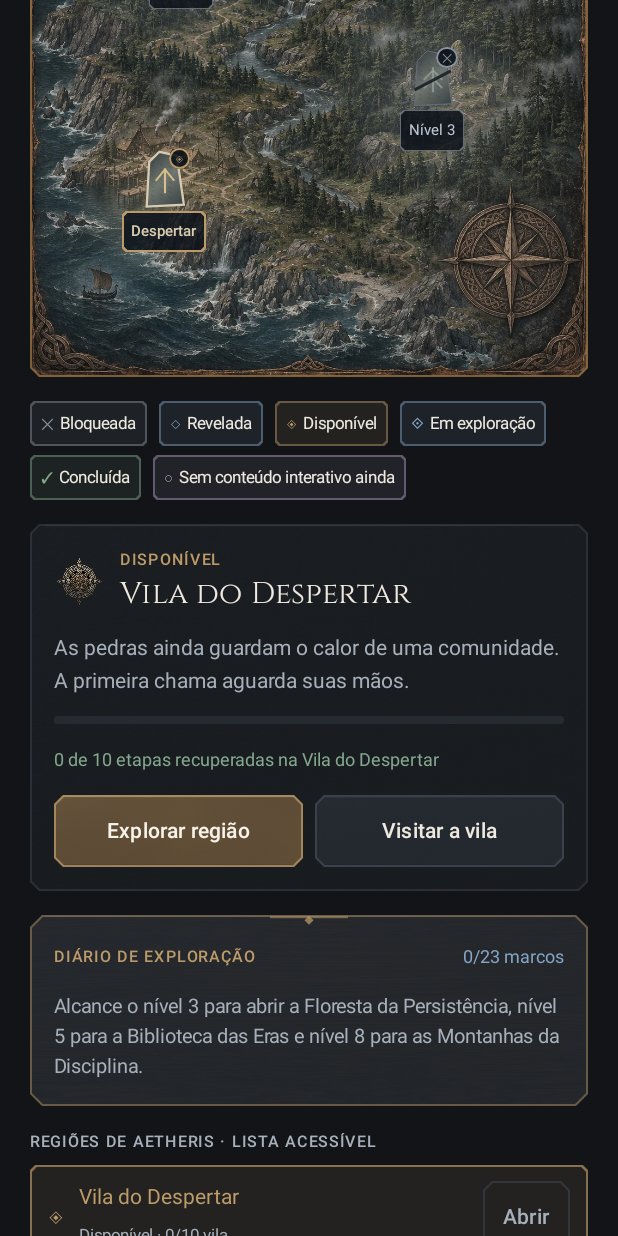
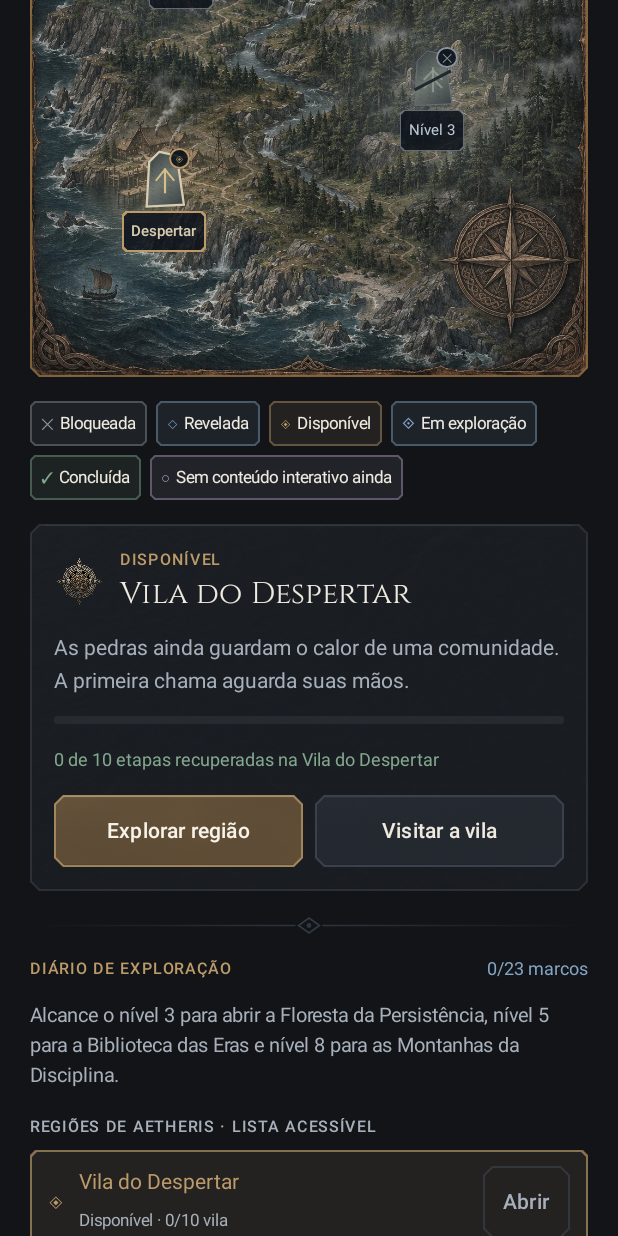
Before and after one commit to cmasterzin-art/ascend, an Android app built with Jetpack Compose: the composable WorldScreen shown on its own in the app's theme, scrolled down 576 dp, on a phone screen of 412 x 824 dp. Run offline under Robolectric (Android 15) with nearby library versions, the phone set to English and light mode, and no system bars; our stand-ins replace Room's generated code.

Commit message:
feat(1.7.5.9): reforge Mimir Library, Flashcards, Atlas, Forge, Arsenal, Runic Codex, and Onboarding to NORTHBORN 4.0 [skip ci]

```diff
--- a/app/src/main/java/br/com/ascend/aetheris/WorldScreen.kt
+++ b/app/src/main/java/br/com/ascend/aetheris/WorldScreen.kt
@@ -10,6 +10,7 @@ import androidx.lifecycle.compose.collectAsStateWithLifecycle
 import androidx.compose.runtime.*
 import androidx.compose.runtime.saveable.rememberSaveable
 import androidx.compose.ui.*
+import androidx.compose.ui.draw.clip
 import androidx.compose.ui.geometry.*
 import androidx.compose.ui.graphics.*
 import androidx.compose.ui.platform.testTag
@@ -32,23 +33,25 @@ import androidx.compose.ui.unit.*
                 Text("$rev de ${regions.size} ${if(rev==1)"região revelada" else "regiões reveladas"}",color=Blue,fontSize=12.sp)
                 AetherisMap(s,region,{region=it})
                 // 6-state visual legend
+                val nbW = LocalNorthborn.current
                 FlowRow(
                     Modifier.fillMaxWidth().testTag("atlas_legend"),
-                    horizontalArrangement=Arrangement.spacedBy(8.dp),
+                    horizontalArrangement=Arrangement.spacedBy(6.dp),
                     verticalArrangement=Arrangement.spacedBy(6.dp)
                 ){
                     RegionAtlasState.entries.forEach{st->
                         val col=regionStateColor(st)
                         Row(
                             Modifier
-                                .background(col.copy(alpha=.10f),CutCornerShape(3.dp))
-                                .border(.7.dp,col.copy(alpha=.45f),CutCornerShape(3.dp))
+                                .clip(NorthbornShape.xs)
+                                .background(col.copy(alpha=if(nbW.dark).10f else .12f))
+                                .border(.8.dp,col.copy(alpha=.42f),NorthbornShape.xs)
                                 .padding(horizontal=7.dp,vertical=3.dp),
                             verticalAlignment=Alignment.CenterVertically,
                             horizontalArrangement=Arrangement.spacedBy(4.dp)
                         ){
                             Text(st.symbol,color=col,fontSize=10.sp)
-                            Text(st.label,color=Ink,fontSize=11.sp)
+                            Text(st.label,color=nbW.inkPrimary,fontSize=11.sp)
                         }
                     }
                 }
@@ -57,27 +60,27 @@ import androidx.compose.ui.unit.*
                 val stColor=regionStateColor(st)
                 val explReg=explorableRegion(region)
                 val isOpen=s.level>=regionLevels[region]
-                Panel(accent=stColor){
+                NorthbornSurface(role=NorthbornSurfaceRole.Strategic,material=NorthbornMaterial.VolcanicSlate,accent=stColor){
                     Row(Modifier.fillMaxWidth(),verticalAlignment=Alignment.CenterVertically,horizontalArrangement=Arrangement.spacedBy(10.dp)){
                         if(explReg!=null) RealmOrnament(explReg.ornamentCell,size=38.dp)
                         else RealmOrnament(if(region==0)5 else 4,size=34.dp)
                         Column(Modifier.weight(1f),verticalArrangement=Arrangement.spacedBy(2.dp)){
                             Eyebrow(if(isOpen) st.label else "Na névoa · nível ${regionLevels[region]}",stColor)
-                            Text(regions[region],style=MaterialTheme.typography.headlineSmall)
+                            Text(regions[region],style=MaterialTheme.typography.headlineSmall,color=nbW.inkPrimary)
                         }
                     }
-                    Text(regionDescriptions[region],color=Muted,fontSize=14.sp,lineHeight=22.sp)
+                    Text(regionDescriptions[region],color=nbW.inkSecondary,fontSize=14.sp,lineHeight=22.sp)
                     if(explReg!=null && explReg.distinctionNote.isNotBlank()){
-                        Text(explReg.distinctionNote,color=Blue,fontSize=12.sp,lineHeight=18.sp)
+                        Text(explReg.distinctionNote,color=nbW.accentFjord,fontSize=12.sp,lineHeight=18.sp)
                     }
                     when{
                         region==0->{
                             val stage=s.assets.filter{it.kind=="building"}.sumOf{it.stage}
-                            Meter(stage/10f,Green,slim=true)
-                            Text("$stage de 10 etapas recuperadas na Vila do Despertar",color=Green,fontSize=12.sp)
+                            Meter(stage/10f,nbW.accentPatina,slim=true)
+                            Text("$stage de 10 etapas recuperadas na Vila do Despertar",color=nbW.accentPatina,fontSize=12.sp)
                             Row(Modifier.fillMaxWidth(),horizontalArrangement=Arrangement.spacedBy(8.dp)){
-                                Action("Explorar região",{onRegion(region)},Modifier.weight(1f),enabled=isOpen)
-                                SagaButton("Visitar a vila",{tab=1},Modifier.weight(1f),secondary=true)
+                                NorthbornButton("Explorar região",{onRegion(region)},role=NorthbornButtonRole.Primary,modifier=Modifier.weight(1f),enabled=isOpen)
+                                NorthbornButton("Visitar a vila",{tab=1},role=NorthbornButtonRole.Secondary,modifier=Modifier.weight(1f))
                             }
                         }
                         explReg!=null->{
@@ -88,16 +91,16 @@ import androidx.compose.ui.unit.*
                             Text(
                                 if(isOpen) "Exploração · $prog% · $marks de $total marcos · ${explReg.expeditions.size} locais"
                                 else "Nível ${explReg.unlockLevel} necessário · ${explReg.expeditions.size} locais exploráveis",
-                                color=if(isOpen) Blue else Muted,
+                                color=if(isOpen) nbW.accentFjord else nbW.inkMuted,
                                 fontSize=12.sp
                             )
-                            Meter(if(isOpen) prog/100f else (s.level.toFloat()/explReg.unlockLevel).coerceAtMost(1f),if(prog>=100) Green else Blue,slim=true)
+                            Meter(if(isOpen) prog/100f else (s.level.toFloat()/explReg.unlockLevel).coerceAtMost(1f),if(prog>=100) nbW.accentPatina else nbW.accentFjord,slim=true)
                             if(!isOpen){
-                                Text("${if(rem==1)"Falta 1 nível" else "Faltam $rem níveis"} para revelar esta região.",color=Muted,fontSize=12.sp)
+                                Text("${if(rem==1)"Falta 1 nível" else "Faltam $rem níveis"} para revelar esta região.",color=nbW.inkMuted,fontSize=12.sp)
                             }else if(explReg.npc!=null){
-                                Text("Guia local: ${explReg.npc.name}, ${explReg.npc.role}.",color=Gold,fontSize=12.sp)
+                                Text("Guia local: ${explReg.npc.name}, ${explReg.npc.role}.",color=nbW.accentBronze,fontSize=12.sp)
                             }
-                            Action("Explorar região",{onRegion(region)},Modifier.fillMaxWidth(),enabled=isOpen)
+                            NorthbornButton("Explorar região",{onRegion(region)},role=NorthbornButtonRole.Primary,modifier=Modifier.fillMaxWidth(),enabled=isOpen)
                         }
                         else->{
                             val progress=(s.level.toFloat()/regionLevels[region]).coerceAtMost(1f)
@@ -107,36 +110,37 @@ import androidx.compose.ui.unit.*
                             Text(
                                 if(isOpen) "Região revelada no Atlas. Ainda não possui expedições próprias nesta versão."
                                 else "${if(rem==1)"Falta 1 nível" else "Faltam $rem níveis"} para revelar esta região.",
-                                color=Muted,
+                                color=nbW.inkMuted,
                                 fontSize=12.sp
                             )
-                            Action("Explorar região",{onRegion(region)},Modifier.fillMaxWidth(),enabled=isOpen)
+                            NorthbornButton("Explorar região",{onRegion(region)},role=NorthbornButtonRole.Primary,modifier=Modifier.fillMaxWidth(),enabled=isOpen)
                         }
                     }
                 }
-                // Compact Exploration Journal
+                // Compact Exploration Journal em seção editorial aberta
                 val journal=explorationJournal(s)
-                AetherSurface(SurfaceKind.Ceremonial){
+                Column(Modifier.fillMaxWidth(),verticalArrangement=Arrangement.spacedBy(10.dp)){
+                    NorthbornDivider(NorthbornDividerStyle.DiamondKnot)
                     Row(Modifier.fillMaxWidth(),horizontalArrangement=Arrangement.SpaceBetween,verticalAlignment=Alignment.CenterVertically){
-                        Eyebrow("Diário de Exploração",Gold)
-                        Text("${journal.totalConfirmedMarks}/${journal.totalAvailableMarks} marcos",color=Blue,fontSize=12.sp)
+                        Eyebrow("Diário de Exploração",nbW.accentBronze)
+                        Text("${journal.totalConfirmedMarks}/${journal.totalAvailableMarks} marcos",color=nbW.accentFjord,fontSize=12.sp)
                     }
                     if(journal.activeExpeditions.isEmpty()){
                         Text(
                             journal.nextAvailable?.let{"Próxima expedição disponível: ${it.name} (${regions[it.regionIndex]})."}
                                 ?: if(journal.totalConfirmedMarks>=journal.totalAvailableMarks) "Todas as expedições exploráveis foram registradas no Salão das Memórias."
                                 else "Alcance o nível 3 para abrir a Floresta da Persistência, nível 5 para a Biblioteca das Eras e nível 8 para as Montanhas da Disciplina.",
-                            color=Muted,fontSize=13.sp,lineHeight=20.sp
+                            color=nbW.inkSecondary,fontSize=13.sp,lineHeight=20.sp
                         )
                     }else{
                         journal.activeExpeditions.take(3).forEach{(exp,phase,q)->
                             val pr=questProgress(q,s).coerceAtMost(q.target.toLong())
                             Column(Modifier.fillMaxWidth(),verticalArrangement=Arrangement.spacedBy(4.dp)){
                                 Row(Modifier.fillMaxWidth(),horizontalArrangement=Arrangement.SpaceBetween){
-                                    Text("${exp.name} · ${exp.phases[phase].name}",fontSize=13.sp,color=Ink,modifier=Modifier.weight(1f))
-                                    Text("$pr/${q.target}",fontSize=12.sp,color=Gold)
+                                    Text("${exp.name} · ${exp.phases[phase].name}",fontSize=13.sp,color=nbW.inkPrimary,modifier=Modifier.weight(1f))
+                                    Text("$pr/${q.target}",fontSize=12.sp,color=nbW.accentBronze)
                                 }
-                                Meter(pr.toFloat()/q.target.coerceAtLeast(1),Gold,slim=true)
+                                Meter(pr.toFloat()/q.target.coerceAtLeast(1),nbW.accentBronze,slim=true)
                             }
                         }
                     }
```
Also changed, not shown: app/src/main/java/br/com/ascend/aetheris/EquipmentScreen.kt (+10 -9 lines), app/src/main/java/br/com/ascend/aetheris/ForgeScreen.kt (+16 -15 lines), app/src/main/java/br/com/ascend/aetheris/Forms.kt (+54 -11 lines), app/src/main/java/br/com/ascend/aetheris/HeraldryAndCodex.kt (+12 -9 lines), app/src/main/java/br/com/ascend/aetheris/MimirScreens.kt (+41 -29 lines).
